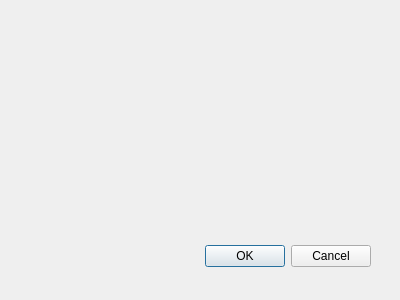
Old version of the form mainwindow/tasksettings/tasksettings.ui in the repository roman-zms/qbackup.
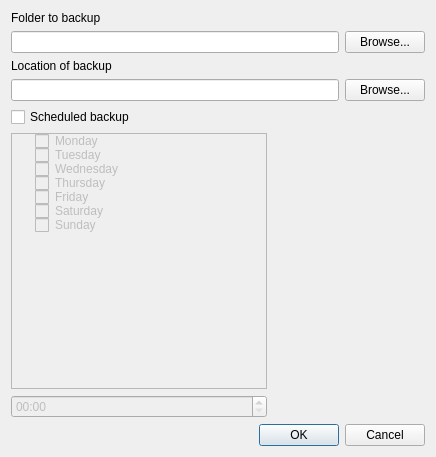
New version of the form.

Commit message: UI для taskSettings

The edit to the form file:
```diff
--- a/mainwindow/tasksettings/tasksettings.ui
+++ b/mainwindow/tasksettings/tasksettings.ui
@@ -6,29 +6,220 @@
    <rect>
     <x>0</x>
     <y>0</y>
-    <width>400</width>
-    <height>300</height>
+    <width>436</width>
+    <height>457</height>
    </rect>
   </property>
   <property name="windowTitle">
    <string>Dialog</string>
   </property>
-  <widget class="QDialogButtonBox" name="buttonBox">
-   <property name="geometry">
-    <rect>
-     <x>30</x>
-     <y>240</y>
-     <width>341</width>
-     <height>32</height>
-    </rect>
-   </property>
-   <property name="orientation">
-    <enum>Qt::Horizontal</enum>
-   </property>
-   <property name="standardButtons">
-    <set>QDialogButtonBox::Cancel|QDialogButtonBox::Ok</set>
-   </property>
-  </widget>
+  <layout class="QHBoxLayout" name="horizontalLayout_2">
+   <item>
+    <layout class="QVBoxLayout" name="verticalLayout_2">
+     <item>
+      <layout class="QFormLayout" name="formLayout">
+       <item row="1" column="0" colspan="2">
+        <layout class="QGridLayout" name="gridLayout">
+         <item row="0" column="0">
+          <widget class="QLabel" name="label">
+           <property name="text">
+            <string>Folder to backup</string>
+           </property>
+          </widget>
+         </item>
+         <item row="1" column="0">
+          <widget class="QLineEdit" name="lineEditFrom">
+           <property name="dragEnabled">
+            <bool>false</bool>
+           </property>
+           <property name="readOnly">
+            <bool>true</bool>
+           </property>
+          </widget>
+         </item>
+         <item row="1" column="1">
+          <widget class="QPushButton" name="fromPushButton">
+           <property name="text">
+            <string>Browse...</string>
+           </property>
+          </widget>
+         </item>
+         <item row="2" column="0" colspan="2">
+          <layout class="QGridLayout" name="gridLayout_2">
+           <item row="0" column="0">
+            <widget class="QLabel" name="label_2">
+             <property name="text">
+              <string>Location of backup</string>
+             </property>
+            </widget>
+           </item>
+           <item row="1" column="0">
+            <widget class="QLineEdit" name="lineEditTo"/>
+           </item>
+           <item row="1" column="1">
+            <widget class="QPushButton" name="toPushButton">
+             <property name="text">
+              <string>Browse...</string>
+             </property>
+            </widget>
+           </item>
+          </layout>
+         </item>
+        </layout>
+       </item>
+       <item row="4" column="0">
+        <layout class="QVBoxLayout" name="verticalLayout">
+         <item>
+          <widget class="QCheckBox" name="checkBox">
+           <property name="enabled">
+            <bool>true</bool>
+           </property>
+           <property name="text">
+            <string>Scheduled backup</string>
+           </property>
+          </widget>
+         </item>
+         <item>
+          <widget class="QTreeWidget" name="treeWidget">
+           <property name="enabled">
+            <bool>false</bool>
+           </property>
+           <property name="autoScroll">
+            <bool>true</bool>
+           </property>
+           <property name="showDropIndicator" stdset="0">
+            <bool>true</bool>
+           </property>
+           <property name="itemsExpandable">
+            <bool>true</bool>
+           </property>
+           <property name="sortingEnabled">
+            <bool>false</bool>
+           </property>
+           <property name="animated">
+            <bool>false</bool>
+           </property>
+           <property name="wordWrap">
+            <bool>false</bool>
+           </property>
+           <property name="headerHidden">
+            <bool>true</bool>
+           </property>
+           <property name="expandsOnDoubleClick">
+            <bool>true</bool>
+           </property>
+           <attribute name="headerVisible">
+            <bool>false</bool>
+           </attribute>
+           <attribute name="headerCascadingSectionResizes">
+            <bool>false</bool>
+           </attribute>
+           <attribute name="headerHighlightSections">
+            <bool>false</bool>
+           </attribute>
+           <attribute name="headerShowSortIndicator" stdset="0">
+            <bool>false</bool>
+           </attribute>
+           <attribute name="headerStretchLastSection">
+            <bool>true</bool>
+           </attribute>
+           <column>
+            <property name="text">
+             <string>День недели</string>
+            </property>
+           </column>
+           <item>
+            <property name="text">
+             <string>Monday</string>
+            </property>
+            <property name="checkState">
+             <enum>Unchecked</enum>
+            </property>
+           </item>
+           <item>
+            <property name="text">
+             <string>Tuesday</string>
+            </property>
+            <property name="checkState">
+             <enum>Unchecked</enum>
+            </property>
+           </item>
+           <item>
+            <property name="text">
+             <string>Wednesday</string>
+            </property>
+            <property name="checkState">
+             <enum>Unchecked</enum>
+            </property>
+           </item>
+           <item>
+            <property name="text">
+             <string>Thursday</string>
+            </property>
+            <property name="checkState">
+             <enum>Unchecked</enum>
+            </property>
+           </item>
+           <item>
+            <property name="text">
+             <string>Friday</string>
+            </property>
+            <property name="checkState">
+             <enum>Unchecked</enum>
+            </property>
+           </item>
+           <item>
+            <property name="text">
+             <string>Saturday</string>
+            </property>
+            <property name="checkState">
+             <enum>Unchecked</enum>
+            </property>
+           </item>
+           <item>
+            <property name="text">
+             <string>Sunday</string>
+            </property>
+            <property name="checkState">
+             <enum>Unchecked</enum>
+            </property>
+           </item>
+          </widget>
+         </item>
+         <item>
+          <widget class="QTimeEdit" name="timeEdit">
+           <property name="enabled">
+            <bool>false</bool>
+           </property>
+           <property name="maximumTime">
+            <time>
+             <hour>23</hour>
+             <minute>59</minute>
+             <second>59</second>
+            </time>
+           </property>
+           <property name="displayFormat">
+            <string>HH:mm</string>
+           </property>
+          </widget>
+         </item>
+        </layout>
+       </item>
+      </layout>
+     </item>
+     <item>
+      <widget class="QDialogButtonBox" name="buttonBox">
+       <property name="orientation">
+        <enum>Qt::Horizontal</enum>
+       </property>
+       <property name="standardButtons">
+        <set>QDialogButtonBox::Cancel|QDialogButtonBox::Ok</set>
+       </property>
+      </widget>
+     </item>
+    </layout>
+   </item>
+  </layout>
  </widget>
  <resources/>
  <connections>
```
The commit also changes 2 other files.
